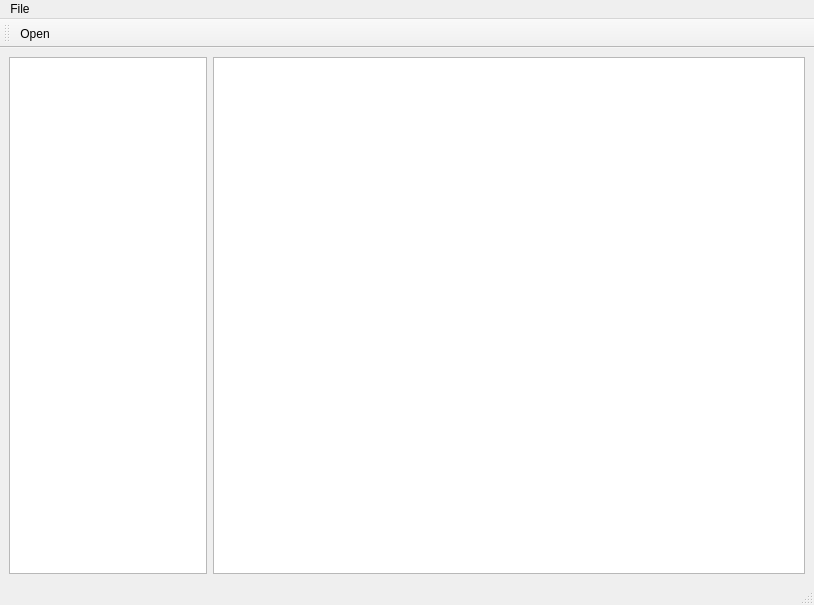
Before: the Qt Designer form highlight/mainwindow.ui in cnr-isti-vclab/relight, drawn with Qt 5.
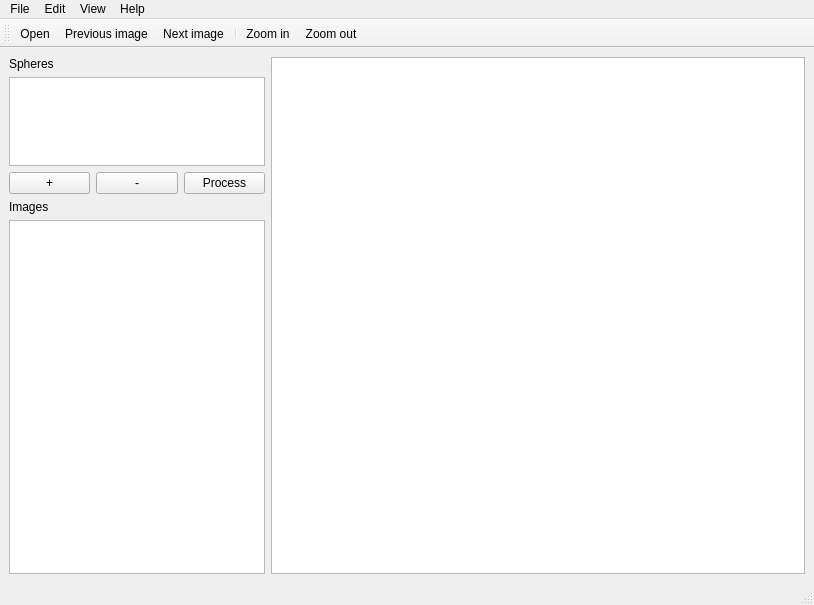
After: the same form once the commit is applied. Icons and pictures are not drawn.

Diff of the .ui file:
```diff
--- a/highlight/mainwindow.ui
+++ b/highlight/mainwindow.ui
@@ -16,26 +16,75 @@
   <widget class="QWidget" name="centralwidget">
    <layout class="QHBoxLayout" name="horizontalLayout">
     <item>
-     <widget class="QListWidget" name="listWidget">
-      <property name="sizePolicy">
-       <sizepolicy hsizetype="Expanding" vsizetype="Expanding">
-        <horstretch>1</horstretch>
-        <verstretch>0</verstretch>
-       </sizepolicy>
-      </property>
-      <property name="maximumSize">
-       <size>
-        <width>300</width>
-        <height>16777215</height>
-       </size>
-      </property>
-     </widget>
+     <layout class="QGridLayout" name="gridLayout">
+      <item row="0" column="0" colspan="2">
+       <widget class="QLabel" name="label_2">
+        <property name="text">
+         <string>Spheres</string>
+        </property>
+       </widget>
+      </item>
+      <item row="1" column="0" colspan="3">
+       <widget class="QListWidget" name="sphereList">
+        <property name="sizePolicy">
+         <sizepolicy hsizetype="Expanding" vsizetype="Expanding">
+          <horstretch>1</horstretch>
+          <verstretch>1</verstretch>
+         </sizepolicy>
+        </property>
+       </widget>
+      </item>
+      <item row="2" column="0">
+       <widget class="QPushButton" name="addSphere">
+        <property name="text">
+         <string>+</string>
+        </property>
+       </widget>
+      </item>
+      <item row="2" column="1">
+       <widget class="QPushButton" name="removeSphere">
+        <property name="text">
+         <string>-</string>
+        </property>
+       </widget>
+      </item>
+      <item row="3" column="0" colspan="2">
+       <widget class="QLabel" name="label">
+        <property name="text">
+         <string>Images</string>
+        </property>
+       </widget>
+      </item>
+      <item row="4" column="0" colspan="3">
+       <widget class="QListWidget" name="imageList">
+        <property name="sizePolicy">
+         <sizepolicy hsizetype="Expanding" vsizetype="Expanding">
+          <horstretch>1</horstretch>
+          <verstretch>4</verstretch>
+         </sizepolicy>
+        </property>
+        <property name="maximumSize">
+         <size>
+          <width>300</width>
+          <height>16777215</height>
+         </size>
+        </property>
+       </widget>
+      </item>
+      <item row="2" column="2">
+       <widget class="QPushButton" name="process">
+        <property name="text">
+         <string>Process</string>
+        </property>
+       </widget>
+      </item>
+     </layout>
     </item>
     <item>
      <widget class="QGraphicsView" name="graphicsView">
       <property name="sizePolicy">
        <sizepolicy hsizetype="Expanding" vsizetype="Expanding">
-        <horstretch>3</horstretch>
+        <horstretch>4</horstretch>
         <verstretch>0</verstretch>
        </sizepolicy>
       </property>
@@ -60,7 +109,37 @@
     <addaction name="separator"/>
     <addaction name="actionExit"/>
    </widget>
+   <widget class="QMenu" name="menuEdit">
+    <property name="title">
+     <string>View</string>
+    </property>
+    <addaction name="actionPrevious"/>
+    <addaction name="actionNext"/>
+    <addaction name="separator"/>
+    <addaction name="actionZoom_in"/>
+    <addaction name="actionZoom_out"/>
+   </widget>
+   <widget class="QMenu" name="menuEdit_2">
+    <property name="title">
+     <string>Edit</string>
+    </property>
+    <addaction name="actionAdd_sphere_point"/>
+    <addaction name="actionAdd_sphere_highlight"/>
+    <addaction name="separator"/>
+    <addaction name="actionDelete_selected"/>
+   </widget>
+   <widget class="QMenu" name="menuHelp">
+    <property name="title">
+     <string>Help</string>
+    </property>
+    <addaction name="actionHelp"/>
+    <addaction name="separator"/>
+    <addaction name="actionAbout"/>
+   </widget>
    <addaction name="menuFile"/>
+   <addaction name="menuEdit_2"/>
+   <addaction name="menuEdit"/>
+   <addaction name="menuHelp"/>
   </widget>
   <widget class="QStatusBar" name="statusbar"/>
   <widget class="QToolBar" name="toolBar">
@@ -74,6 +153,11 @@
     <bool>false</bool>
    </attribute>
    <addaction name="actionOpen"/>
+   <addaction name="actionPrevious"/>
+   <addaction name="actionNext"/>
+   <addaction name="separator"/>
+   <addaction name="actionZoom_in"/>
+   <addaction name="actionZoom_out"/>
   </widget>
   <action name="actionOpen">
    <property name="icon">
@@ -91,6 +175,87 @@
     <string>Exit</string>
    </property>
   </action>
+  <action name="actionNext">
+   <property name="icon">
+    <iconset theme="go-next">
+     <normaloff>.</normaloff>.</iconset>
+   </property>
+   <property name="text">
+    <string>Next image</string>
+   </property>
+   <property name="shortcut">
+    <string>Ctrl+N</string>
+   </property>
+  </action>
+  <action name="actionPrevious">
+   <property name="icon">
+    <iconset theme="go-previous">
+     <normaloff>.</normaloff>.</iconset>
+   </property>
+   <property name="text">
+    <string>Previous image</string>
+   </property>
+   <property name="shortcut">
+    <string>Ctrl+P</string>
+   </property>
+  </action>
+  <action name="actionZoom_in">
+   <property name="icon">
+    <iconset theme="zoom-in">
+     <normaloff>.</normaloff>.</iconset>
+   </property>
+   <property name="text">
+    <string>Zoom in</string>
+   </property>
+   <property name="shortcut">
+    <string>+</string>
+   </property>
+  </action>
+  <action name="actionZoom_out">
+   <property name="icon">
+    <iconset theme="zoom-out">
+     <normaloff>.</normaloff>.</iconset>
+   </property>
+   <property name="text">
+    <string>Zoom out</string>
+   </property>
+   <property name="shortcut">
+    <string>-</string>
+   </property>
+  </action>
+  <action name="actionAdd_sphere_point">
+   <property name="text">
+    <string>Add sphere point</string>
+   </property>
+  </action>
+  <action name="actionAdd_sphere_highlight">
+   <property name="text">
+    <string>Add sphere highlight</string>
+   </property>
+  </action>
+  <action name="actionDelete_selected">
+   <property name="text">
+    <string>Delete selected item</string>
+   </property>
+   <property name="shortcut">
+    <string>Del</string>
+   </property>
+  </action>
+  <action name="actionHelp">
+   <property name="text">
+    <string>Help</string>
+   </property>
+  </action>
+  <action name="actionAbout">
+   <property name="text">
+    <string>About</string>
+   </property>
+  </action>
+  <action name="actionProcess">
+   <property name="text">
+    <string>Process</string>
+   </property>
+  </action>
  </widget>
  <resources/>
  <connections/>
```
Left out of the diff: 4 changed lines with no effect on the pictures.
